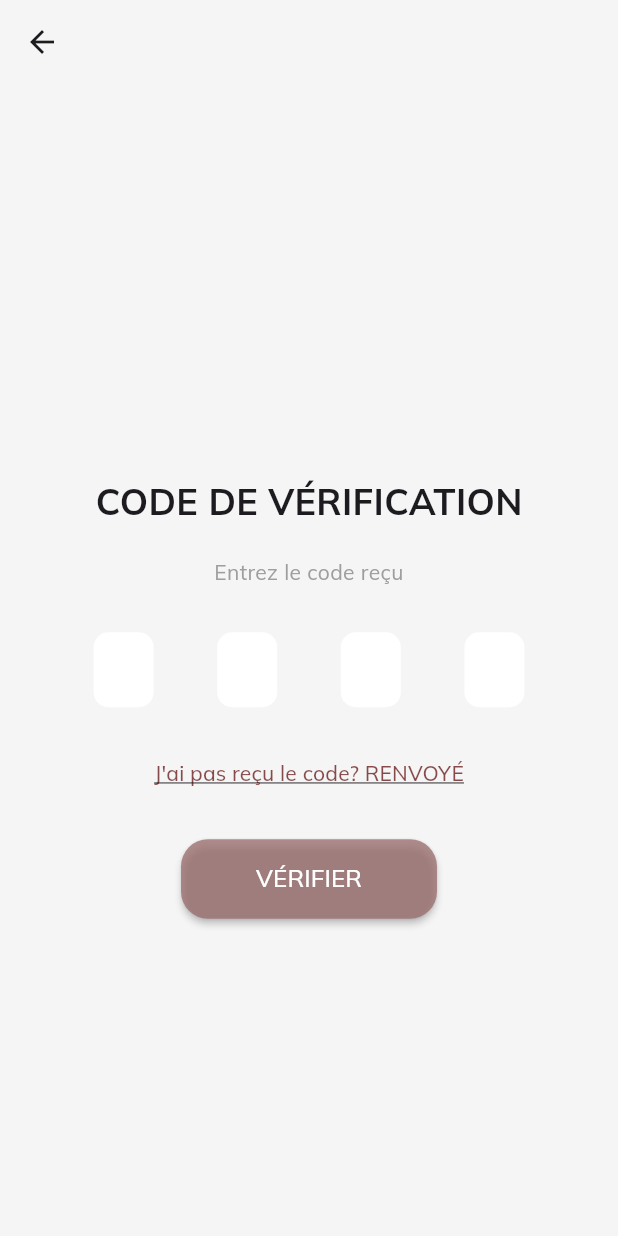
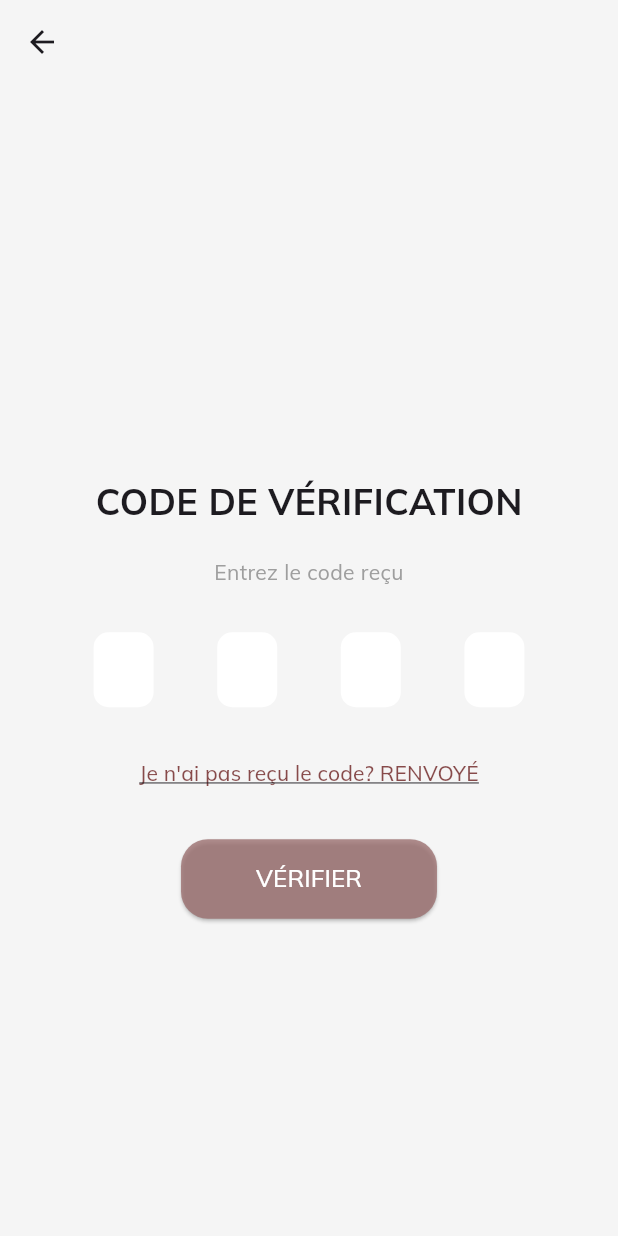
Before and after one commit to iir-projets/FlutterEcommerce, a Flutter app: the PhoneNumberVerificationScreen screen opened directly, on a phone screen of 412 x 824 dp. Run offline on Flutter 3.47's test engine with Material 3 defaults, Android fonts, the phone set to English and light mode, and no system bars; our stand-ins replace connectivity_plus, get, google_fonts, shared_preferences; accounts and stored records are empty.

Commit message:
changeS26

```diff
--- a/Frontend/user/appUser/lib/Fuctions/MyStorage.dart
+++ b/Frontend/user/appUser/lib/Fuctions/MyStorage.dart
@@ -1,5 +1,5 @@
 // ignore_for_file: unused_local_variable, non_constant_identifier_names
-import 'dart:ffi';
+// import 'dart:ffi';
 
 import 'package:ecommerce_mobile_app/models/User.dart';
 import 'package:ecommerce_mobile_app/models/product_model.dart';
--- a/Frontend/user/appUser/lib/screens/Login/sendCode.dart
+++ b/Frontend/user/appUser/lib/screens/Login/sendCode.dart
@@ -1,6 +1,6 @@
 import 'package:flutter/material.dart';
 import 'package:flutter/services.dart';
-import './signIn.dart';
+import './changePwd.dart';
 
 void main() => runApp(MyApp());
 
@@ -20,11 +20,19 @@ class MyApp extends StatelessWidget {
   }
 }
 
-class PhoneNumberVerificationScreen extends StatelessWidget {
+class PhoneNumberVerificationScreen extends StatefulWidget {
+  @override
+  _PhoneNumberVerificationScreenState createState() =>
+      _PhoneNumberVerificationScreenState();
+}
+
+class _PhoneNumberVerificationScreenState
+    extends State<PhoneNumberVerificationScreen> {
   // Colors
   static const Color kcontentColor = Color(0xffF5F5F5);
   static const Color kprimaryColor = Color.fromARGB(197, 155, 110, 110);
   static const Color priceColor = Color.fromARGB(197, 102, 24, 24);
+  bool _loading = false;
 
   @override
   Widget build(BuildContext context) {
@@ -60,28 +68,34 @@ class PhoneNumberVerificationScreen extends StatelessWidget {
                 ),
                 SizedBox(height: 20),
                 TextButton(
-                  // Changement du FlatButton à TextButton
                   onPressed: () {},
-                  child: Text('J\'ai pas reçu le code? RENVOYÉ',
-                      style: TextStyle(
-                          decoration: TextDecoration.underline,
-                          color: priceColor)),
+                  child: Text(
+                    'Je n\'ai pas reçu le code? RENVOYÉ',
+                    style: TextStyle(
+                      decoration: TextDecoration.underline,
+                      color: priceColor,
+                    ),
+                  ),
                 ),
                 SizedBox(height: 20),
-                MaterialButton(
-                  shape: RoundedRectangleBorder(
-                    borderRadius: BorderRadius.circular(18.0),
+                ElevatedButton(
+                  style: ElevatedButton.styleFrom(
+                    shape: RoundedRectangleBorder(
+                      borderRadius: BorderRadius.circular(18.0),
+                    ),
+                    backgroundColor: kprimaryColor,
+                    padding: EdgeInsets.symmetric(vertical: 15, horizontal: 50),
                   ),
-                  color: kprimaryColor,
-                  padding: EdgeInsets.symmetric(vertical: 15, horizontal: 50),
-                  child: Text('VÉRIFIER',
-                      style: TextStyle(color: Colors.white, fontSize: 16)),
-                  onPressed: () {
-                    Navigator.push(
-                      context,
-                      MaterialPageRoute(builder: (context) => LoginPage()),
-                    );
-                  },
+                  onPressed: _loading ? null : _handleVerification,
+                  child: _loading
+                      ? CircularProgressIndicator(
+                          valueColor:
+                              AlwaysStoppedAnimation<Color>(Colors.white),
+                        )
+                      : Text(
+                          'VÉRIFIER',
+                          style: TextStyle(color: Colors.white, fontSize: 16),
+                        ),
                 ),
               ],
             ),
@@ -89,6 +103,23 @@ class PhoneNumberVerificationScreen extends StatelessWidget {
         ),
       ),
     );
+  }
+
+  void _handleVerification() {
+    setState(() {
+      _loading = true;
+    });
+
+    // Attente de 5 secondes avant de naviguer vers la page de changement de mot de passe
+    Future.delayed(Duration(seconds: 5), () {
+      setState(() {
+        _loading = false;
+      });
+      Navigator.push(
+        context,
+        MaterialPageRoute(builder: (context) => ChangePwd()),
+      );
+    });
   }
 
   Widget _buildCodeBox() {
```
Also changed, not shown: Frontend/user/appUser/lib/Fuctions/Functions.dart (+17 -15 lines), Frontend/user/appUser/lib/screens/Login/changePwd.dart (added, +109 -0 lines), Frontend/user/appUser/lib/screens/Login/pwd.dart (+52 -18 lines), 5 other files.
